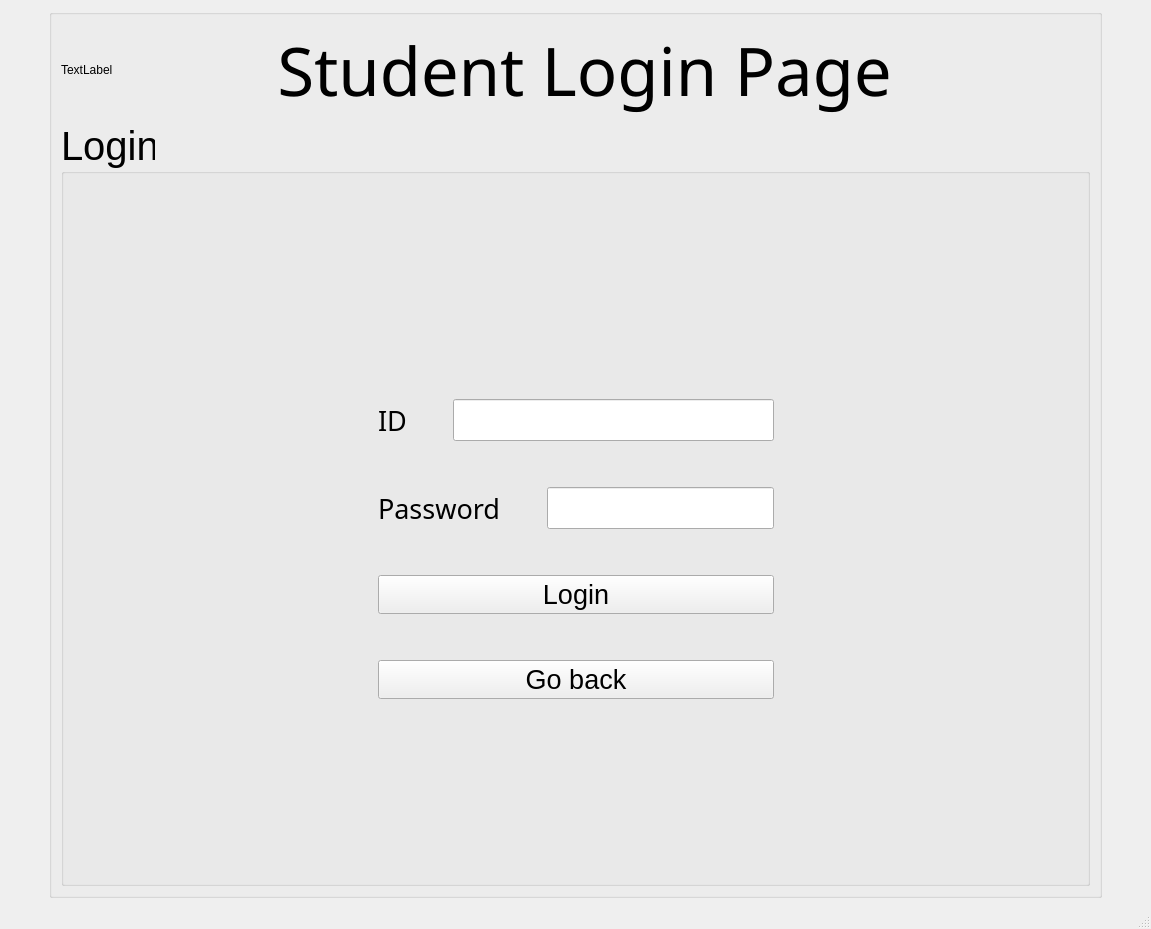
The window that ExamSphereV1/studentlogin.ui (BiratBC/ExamSphereV1) describes before a commit, drawn with Qt 5.
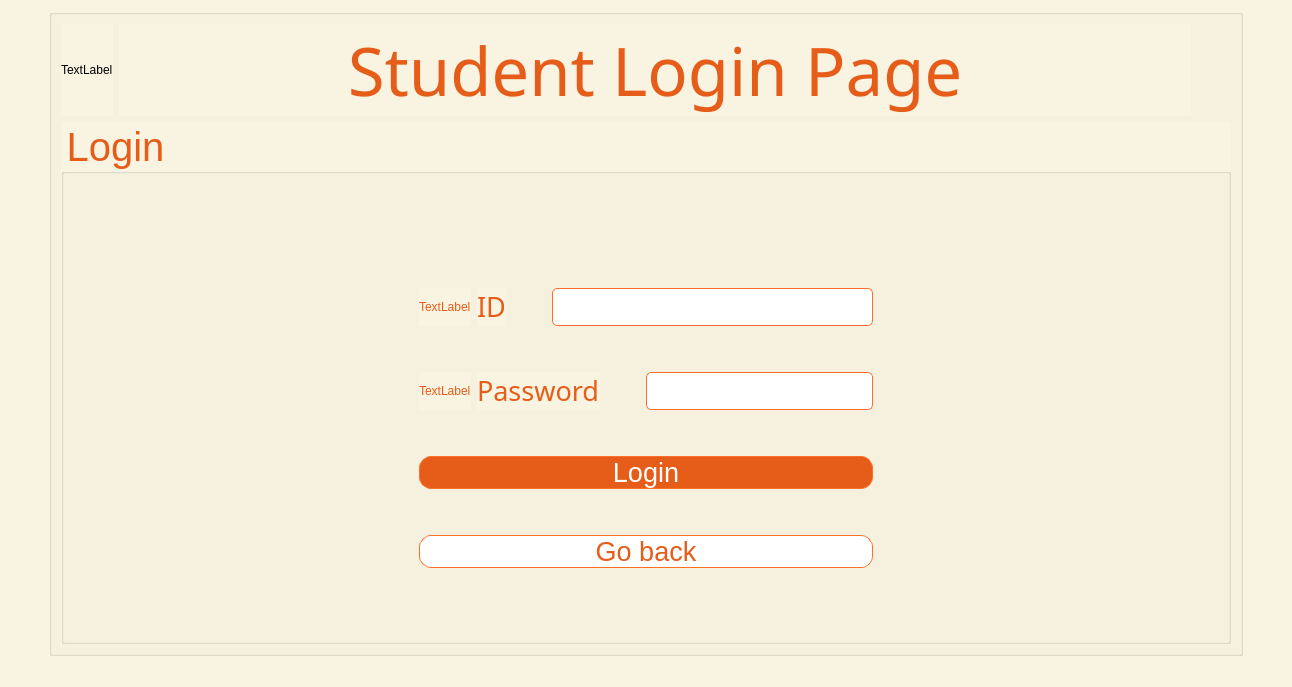
The same window after the commit.

```diff
--- a/ExamSphereV1/studentlogin.ui
+++ b/ExamSphereV1/studentlogin.ui
@@ -6,17 +6,25 @@
    <rect>
     <x>0</x>
     <y>0</y>
-    <width>1151</width>
-    <height>929</height>
+    <width>1292</width>
+    <height>687</height>
    </rect>
   </property>
   <property name="windowTitle">
    <string>ExamSphere</string>
   </property>
+  <property name="styleSheet">
+   <string notr="true">background-color: rgb(248, 244, 225);
+
+</string>
+  </property>
   <widget class="QWidget" name="centralwidget">
    <layout class="QGridLayout" name="gridLayout">
     <item row="0" column="1">
      <widget class="QGroupBox" name="groupBox">
+      <property name="styleSheet">
+       <string notr="true">background-color: rgb(248, 244, 225);</string>
+      </property>
       <property name="title">
        <string/>
       </property>
@@ -45,7 +53,7 @@
             </font>
            </property>
            <property name="text">
-            <string>Student Login Page</string>
+            <string>&lt;font color = #E65C19&gt;Student Login Page</string>
            </property>
            <property name="alignment">
             <set>Qt::AlignCenter</set>
@@ -78,6 +86,9 @@
            <pointsize>30</pointsize>
           </font>
          </property>
+         <property name="styleSheet">
+          <string notr="true">color:#E65C19;</string>
+         </property>
          <property name="title">
           <string>Login</string>
          </property>
@@ -156,6 +167,13 @@
              <layout class="QVBoxLayout" name="verticalLayout">
               <item>
                <layout class="QHBoxLayout" name="horizontalLayout">
+                <item>
+                 <widget class="QLabel" name="idimg">
+                  <property name="text">
+                   <string>TextLabel</string>
+                  </property>
+                 </widget>
+                </item>
                 <item>
                  <widget class="QLabel" name="id">
                   <property name="font">
@@ -165,7 +183,7 @@
                    </font>
                   </property>
                   <property name="text">
-                   <string>ID</string>
+                   <string>&lt;font color = #E65C19&gt;ID</string>
                   </property>
                  </widget>
                 </item>
@@ -193,6 +211,12 @@
                     <pointsize>18</pointsize>
                    </font>
                   </property>
+                  <property name="styleSheet">
+                   <string notr="true">background-color: rgb(255, 255, 255);
+border: 1px solid;
+border-color: rgb(255, 111, 42);
+border-radius:5px;</string>
+                  </property>
                  </widget>
                 </item>
                </layout>
@@ -215,6 +239,13 @@
               </item>
               <item>
                <layout class="QHBoxLayout" name="horizontalLayout_2">
+                <item>
+                 <widget class="QLabel" name="psdimg">
+                  <property name="text">
+                   <string>TextLabel</string>
+                  </property>
+                 </widget>
+                </item>
                 <item>
                  <widget class="QLabel" name="password">
                   <property name="font">
@@ -224,7 +255,7 @@
                    </font>
                   </property>
                   <property name="text">
-                   <string>Password</string>
+                   <string>&lt;font color = #E65C19&gt;Password</string>
                   </property>
                  </widget>
                 </item>
@@ -252,6 +283,12 @@
                     <pointsize>18</pointsize>
                    </font>
                   </property>
+                  <property name="styleSheet">
+                   <string notr="true">background-color: rgb(255, 255, 255);
+border: 1px solid;
+border-color: rgb(255, 111, 42);
+border-radius:5px;</string>
+                  </property>
                   <property name="echoMode">
                    <enum>QLineEdit::Password</enum>
                   </property>
@@ -285,6 +322,16 @@
                 <pointsize>20</pointsize>
                </font>
               </property>
+              <property name="cursor">
+               <cursorShape>PointingHandCursor</cursorShape>
+              </property>
+              <property name="styleSheet">
+               <string notr="true">background-color: rgb(230, 92, 25);
+color: rgb(255, 255, 255);
+border-radius: 12px; 
+border: 1px solid;
+border-color: rgb(255, 111, 42);</string>
+              </property>
               <property name="text">
                <string>Login</string>
               </property>
@@ -314,6 +361,16 @@
                 <pointsize>20</pointsize>
                </font>
               </property>
+              <property name="cursor">
+               <cursorShape>PointingHandCursor</cursorShape>
+              </property>
+              <property name="styleSheet">
+               <string notr="true">
+background-color: rgb(255, 255, 255);
+border-radius: 12px; 
+border: 1px solid;
+border-color: rgb(255, 111, 42);</string>
+              </property>
               <property name="text">
                <string>Go back</string>
               </property>
```
Left out of the diff: 2 changed lines with no effect on the pictures.
